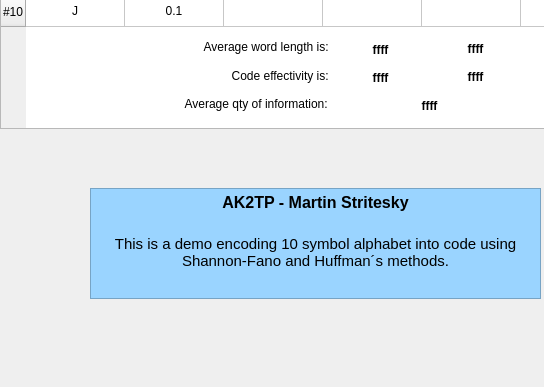
The window that widget.ui (MartinStritesky/CodingMethods) describes before a commit, drawn with Qt 5; both pictures show x 0 to 544 and y 292 to 679 of the 1428 by 679 pixel window.
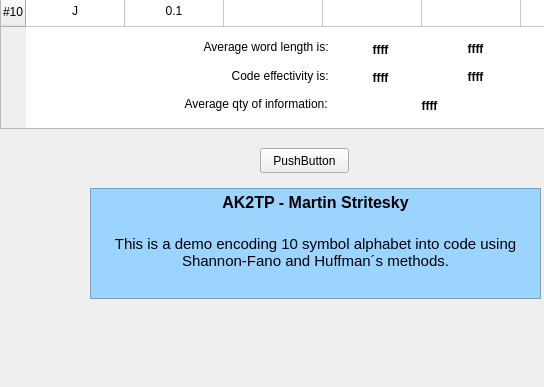
The same window after the commit.

```diff
--- a/widget.ui
+++ b/widget.ui
@@ -694,6 +694,23 @@
     <string>&lt;html&gt;&lt;head/&gt;&lt;body&gt;&lt;p align=&quot;center&quot;&gt;Huffman&lt;/p&gt;&lt;/body&gt;&lt;/html&gt;</string>
    </property>
   </widget>
+  <widget class="QPushButton" name="pushButton">
+   <property name="geometry">
+    <rect>
+     <x>260</x>
+     <y>440</y>
+     <width>89</width>
+     <height>25</height>
+    </rect>
+   </property>
+   <property name="autoFillBackground">
+    <bool>true</bool>
+   </property>
+   <property name="text">
+    <string>PushButton</string>
+   </property>
+  </widget>
+  <zorder>graphicsView_2</zorder>
   <zorder>tableWidget</zorder>
   <zorder>graphicsView</zorder>
   <zorder>label</zorder>
```
Left out of the diff: 4 changed lines with no effect on the pictures.
